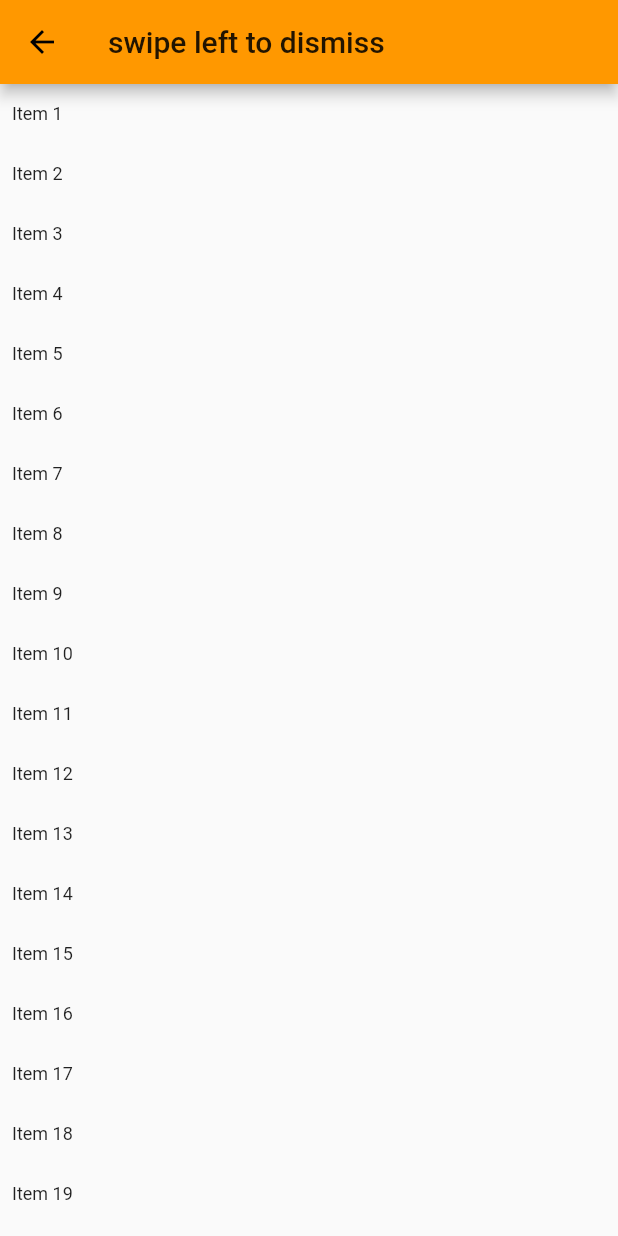
After one commit to auaicn/Testbed-flutter, a Flutter app: the SwipeToDismiss screen opened directly, on a phone screen of 412 x 824 dp. The commit adds this screen. Run offline on Flutter 3.47's test engine with Material 2 defaults, Android fonts, the phone set to English and light mode, and no system bars.

Commit message:
Course: Dismissible ListTile
- To  allow swiping only for certain direction, used `direction` property
- globally declared  `items` to make list consistently even when get out of the `swipe left to dismiss` page and get into it again.
also, `final` keyword worked when using `removeAt()` for that instance.

```diff
--- /dev/null
+++ b/course_2/lib/functions/swipe_to_dismiss.dart
@@ -0,0 +1,65 @@
+import 'package:flutter/material.dart';
+
+class SwipeToDismiss extends StatefulWidget {
+  const SwipeToDismiss({Key key}) : super(key: key);
+
+  @override
+  _SwipeToDismissState createState() => _SwipeToDismissState();
+}
+
+final items = List<String>.generate(20, (index) => "Item ${index + 1}");
+
+class _SwipeToDismissState extends State<SwipeToDismiss> {
+  final String _functionName = "swipe left to dismiss";
+
+  void _handleAppBarBackArrow() {
+    Navigator.pop(context);
+  }
+
+  @override
+  Widget build(BuildContext context) {
+    final Size _size = MediaQuery.of(context).size;
+
+    return Scaffold(
+      appBar: AppBar(
+        title: Text(_functionName),
+        leading: IconButton(
+          icon: Icon(Icons.arrow_back),
+          onPressed: _handleAppBarBackArrow,
+        ),
+      ),
+      body: ListView.builder(
+        itemCount: items.length,
+        itemBuilder: (context, index) {
+          final item = items[index];
+          return Dismissible(
+            key: Key(item),
+            child: Container(
+              padding: EdgeInsets.all(8.0),
+              height: 40,
+              width: _size.width,
+              alignment: Alignment.centerLeft,
+              child: Text(
+                item,
+                style: TextStyle(
+                  fontSize: 12,
+                ),
+              ),
+            ),
+            // Show a red background as the item is swiped away.
+            background: Container(color: Colors.red),
+            direction: DismissDirection.endToStart,
+            onDismissed: (direction) {
+              setState(() {
+                items.removeAt(index);
+              });
+              // Then show a snackbar.
+              ScaffoldMessenger.of(context)
+                  .showSnackBar(SnackBar(content: Text('$item dismissed')));
+            },
+          );
+        },
+      ),
+    );
+  }
+}
--- a/course_2/lib/title.dart
+++ b/course_2/lib/title.dart
@@ -6,6 +6,7 @@ import 'package:course_2/functions/my_form_validation.dart';
 import 'package:course_2/functions/my_orientation_builder.dart';
 import 'package:course_2/functions/my_snack_bar.dart';
 import 'package:course_2/functions/my_tab_controller.dart';
+import 'package:course_2/functions/swipe_to_dismiss.dart';
 import 'package:flutter/material.dart';
 import 'package:course_2/functions/my_animated_container.dart';
 import 'dart:math';
@@ -69,6 +70,10 @@ class _TitlePageState extends State<TitlePage> {
                   functionName: "Form Validation",
                   detailedWidget: MyFormValidation(),
                 ),
+                FunctionItem(
+                  functionName: "Swipe left to dismiss",
+                  detailedWidget: SwipeToDismiss(),
+                ),
               ],
             ),
           ),
```
